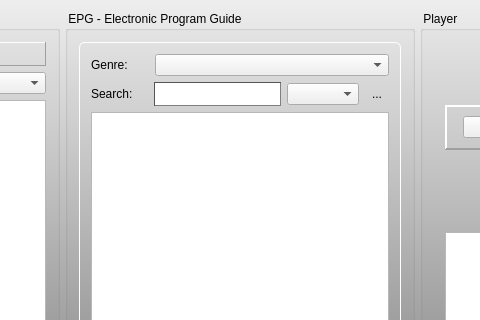
Before: the Qt Designer form vlc-record/forms/recorder_inc.ui in code-google-com/vlc-record, drawn with Qt 5; both pictures show x 85 to 565 and y 0 to 320 of the 937 by 656 pixel window.
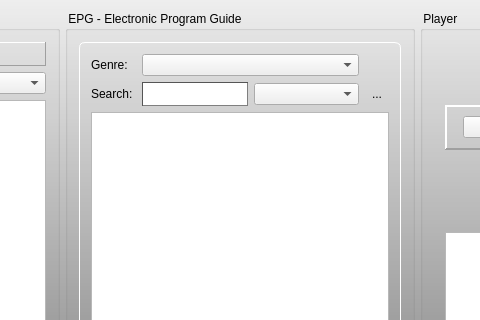
After: the same form once the commit is applied. The open tabs and pages were chosen to show the change. Icons and pictures are not drawn. Custom widgets are drawn as their Qt base class.

Commit message: - small layout changes - new odl module for vlc player

```diff
--- a/vlc-record/forms/recorder_inc.ui
+++ b/vlc-record/forms/recorder_inc.ui
@@ -579,22 +579,18 @@
            </attribute>
            <layout class="QVBoxLayout" name="verticalLayout_7">
             <item>
-             <layout class="QHBoxLayout" name="horizontalLayout_7" stretch="2,8">
-              <item>
+             <layout class="QGridLayout" name="gridLayout" columnstretch="0,10,10,0">
+              <item row="0" column="0">
                <widget class="QLabel" name="labGenre">
                 <property name="text">
                  <string>Genre: </string>
                 </property>
                </widget>
               </item>
-              <item>
+              <item row="0" column="1" colspan="2">
                <widget class="QComboBox" name="cbxGenre"/>
               </item>
-             </layout>
-            </item>
-            <item>
-             <layout class="QHBoxLayout" name="horizontalLayout_6" stretch="20,45,25,10">
-              <item>
+              <item row="1" column="0">
                <widget class="QLabel" name="labVodSearch">
                 <property name="styleSheet">
                  <string notr="true">QLabel#labSearch {
@@ -607,7 +603,7 @@
                 </property>
                </widget>
               </item>
-              <item>
+              <item row="1" column="1">
                <widget class="QLineEdit" name="lineVodSearch">
                 <property name="minimumSize">
                  <size>
@@ -628,10 +624,10 @@
                 </property>
                </widget>
               </item>
-              <item>
+              <item row="1" column="2">
                <widget class="QComboBox" name="cbxSearchArea"/>
               </item>
-              <item>
+              <item row="1" column="3">
                <widget class="QToolButton" name="btnVodSearch">
                 <property name="text">
                  <string>...</string>
```
Left out of the diff: 4 changed lines with no effect on the pictures. The commit also changes 7 other files.
